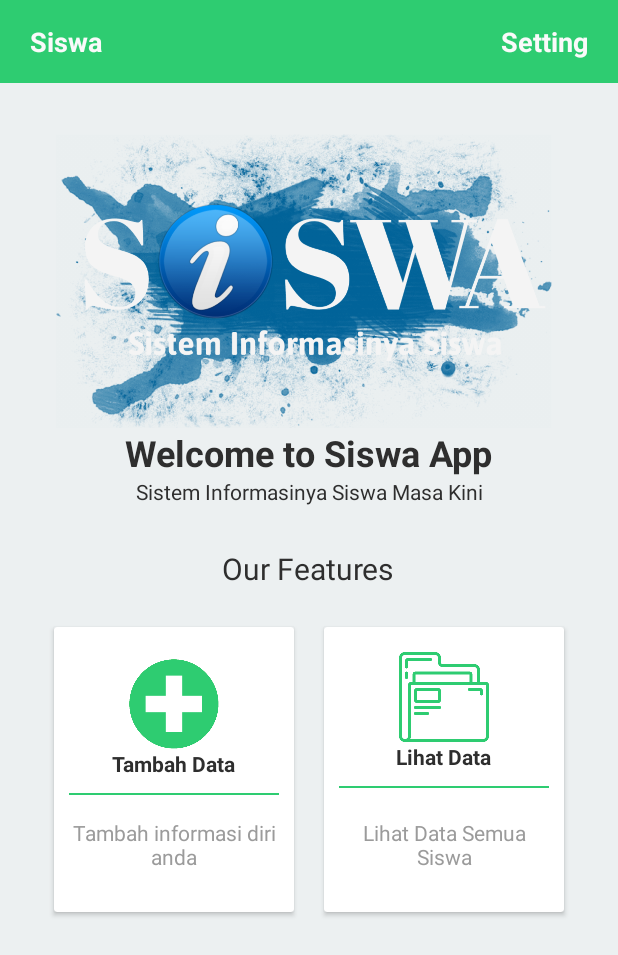
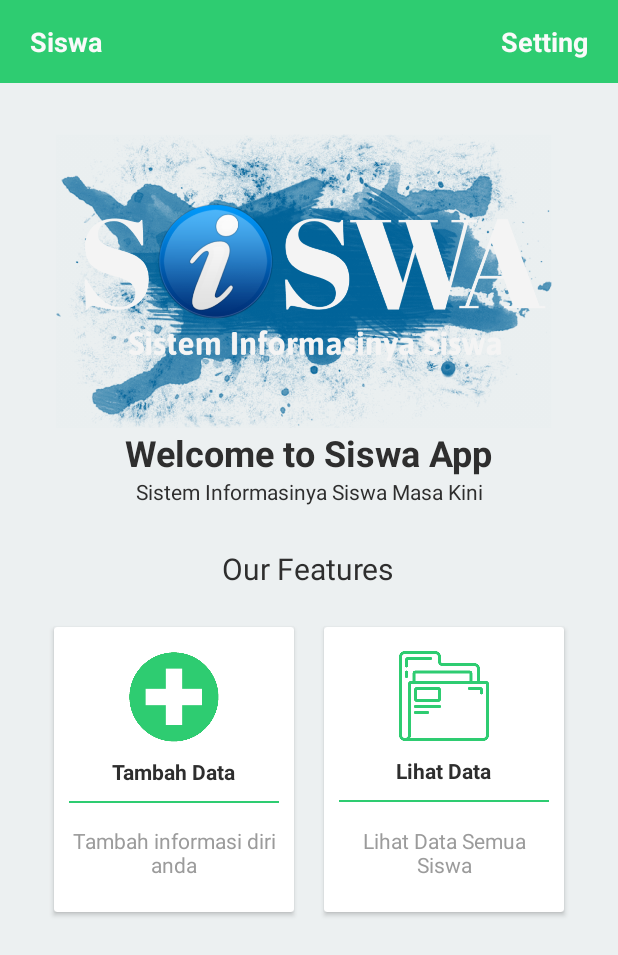
Before and after one commit to PanjiAD/SIswa, an Android app: the screen it shows after launch (MainActivity), on a phone screen of 412 x 824 dp. Shown: the top 955 px of the screen. Run offline under Robolectric (Android 15) with nearby library versions, the phone set to English and light mode, and no system bars.

Commit message:
rubah maneh ya

```diff
--- a/app/build.gradle
+++ b/app/build.gradle
@@ -32,4 +32,5 @@ dependencies {
     androidTestImplementation 'androidx.test.espresso:espresso-core:3.2.0'
     implementation 'androidx.recyclerview:recyclerview:1.1.0-beta05'
     implementation 'androidx.cardview:cardview:1.0.0'
+    implementation 'com.google.android.material:material:1.0.0'
 }
--- a/app/src/main/res/layout/activity_main.xml
+++ b/app/src/main/res/layout/activity_main.xml
@@ -138,12 +138,12 @@
                 <ImageView
                     android:layout_width="60dp"
                     android:layout_height="60dp"
-                    android:background="@drawable/add"
-                    android:padding="10dp"/>
+                    android:background="@drawable/add"/>
                 <TextView
                     android:layout_width="wrap_content"
                     android:layout_height="wrap_content"
                     android:textStyle="bold"
+                    android:layout_marginTop="10dp"
                     android:text="Tambah Data"
                     android:textColor="?attr/fontPrimary"/>
                 <View
@@ -182,13 +182,13 @@
                 <ImageView
                     android:layout_width="60dp"
                     android:layout_height="60dp"
-                    android:background="@drawable/show"
-                    android:padding="10dp"/>
+                    android:background="@drawable/show"/>
                 <TextView
                     android:layout_width="wrap_content"
                     android:layout_height="wrap_content"
                     android:textStyle="bold"
                     android:text="Lihat Data"
+                    android:layout_marginTop="10dp"
                     android:textColor="?attr/fontPrimary"/>
                 <View
                     android:layout_width="match_parent"
@@ -200,7 +200,7 @@
                     android:layout_height="wrap_content"
                     android:gravity="center"
                     android:text="Lihat Data Semua Siswa"
-                    android:padding="10dp"
+                    android:padding="6dp"
                     android:textColor="?attr/fontSecondary"/>
 
             </LinearLayout>
--- a/app/src/main/res/layout/fragment_data1.xml
+++ b/app/src/main/res/layout/fragment_data1.xml
@@ -52,7 +52,7 @@
                 android:layout_width="match_parent"
                 android:layout_height="wrap_content"
                 android:gravity="left"
-                android:inputType="textMultiLine"
+                android:inputType="textPersonName"
                 android:hint="Nama Lengkap"
                 android:layout_marginLeft="15dp"
                 android:textColorHint="?attr/colorHint"
@@ -85,7 +85,7 @@
                 android:layout_width="match_parent"
                 android:layout_height="wrap_content"
                 android:gravity="left"
-                android:inputType="textMultiLine"
+                android:inputType="textEmailAddress"
                 android:hint="Email"
                 android:layout_marginLeft="15dp"
                 android:textColorHint="?attr/colorHint"
```
Also changed, not shown: app/src/main/res/layout/dialog_view.xml (+8 -2 lines).
